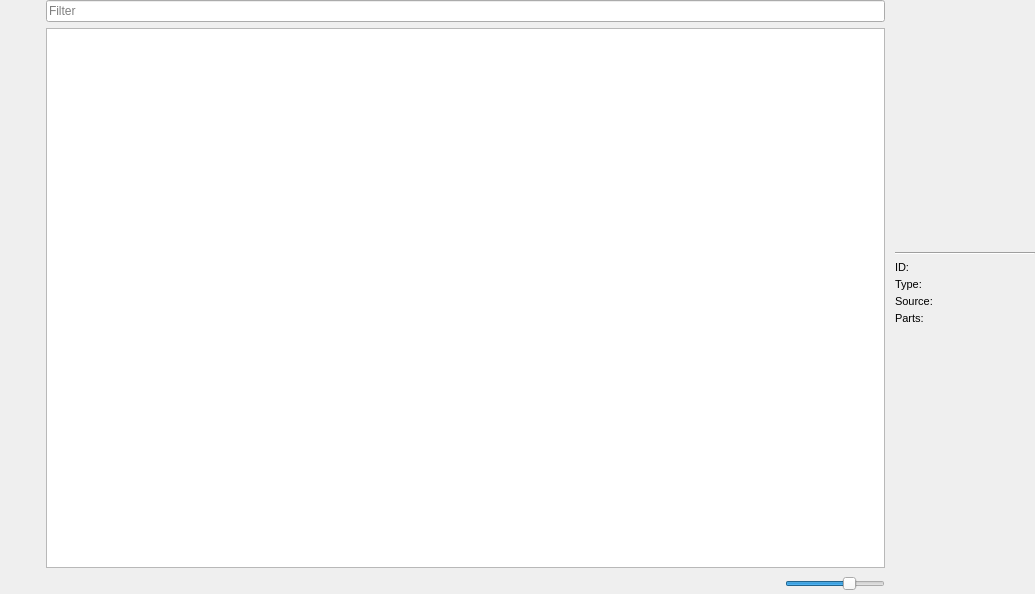
Old version of the form src/OplPcTools/UI/GameCollectionActivity.ui in the repository brainstream/OPL-PC-Tools.
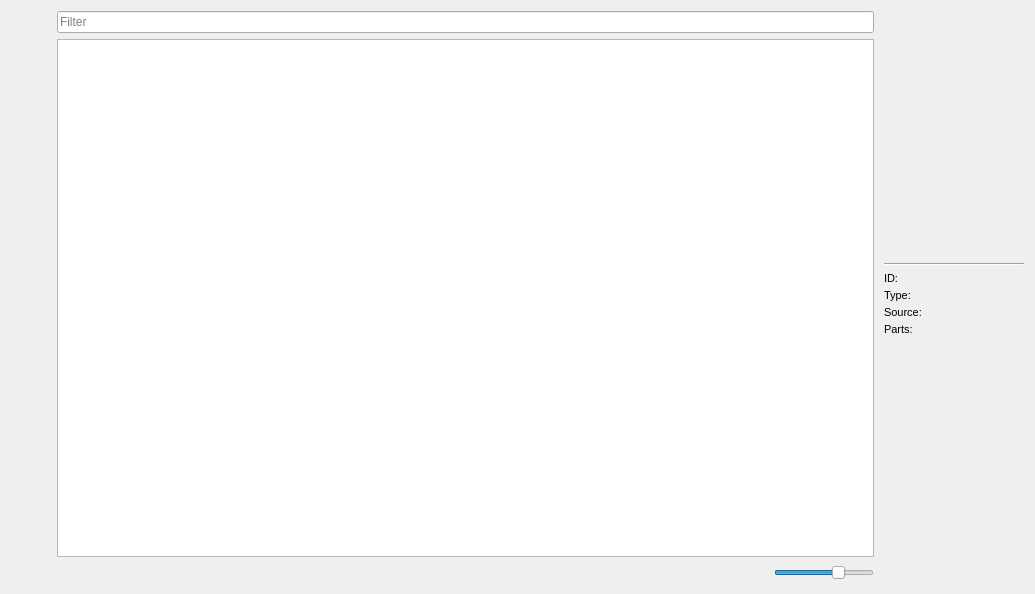
New version of the form. Icons and pictures are not drawn.

```diff
--- a/src/OplPcTools/UI/GameCollectionActivity.ui
+++ b/src/OplPcTools/UI/GameCollectionActivity.ui
@@ -14,18 +14,6 @@
    <string notr="true">Form</string>
   </property>
   <layout class="QHBoxLayout" name="horizontalLayout_2">
-   <property name="leftMargin">
-    <number>0</number>
-   </property>
-   <property name="topMargin">
-    <number>0</number>
-   </property>
-   <property name="rightMargin">
-    <number>0</number>
-   </property>
-   <property name="bottomMargin">
-    <number>0</number>
-   </property>
    <item>
     <widget class="QWidget" name="mp_toolbar" native="true">
      <property name="sizePolicy">
```
Left out of the diff: 21 changed lines with no effect on the pictures.
